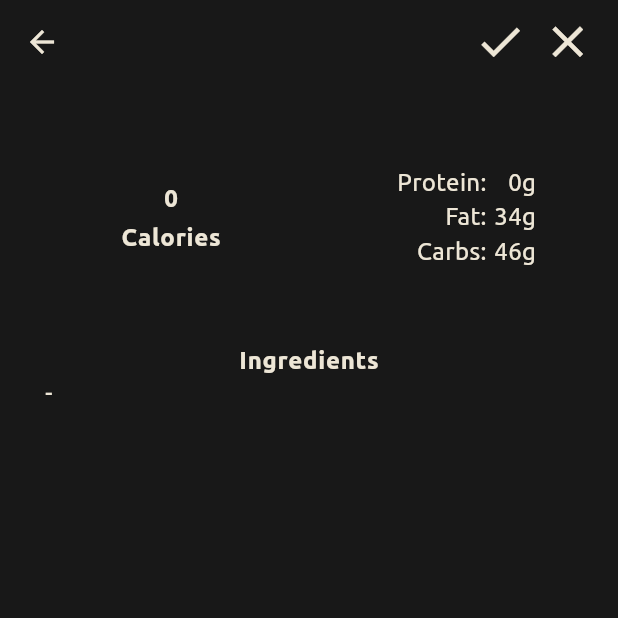
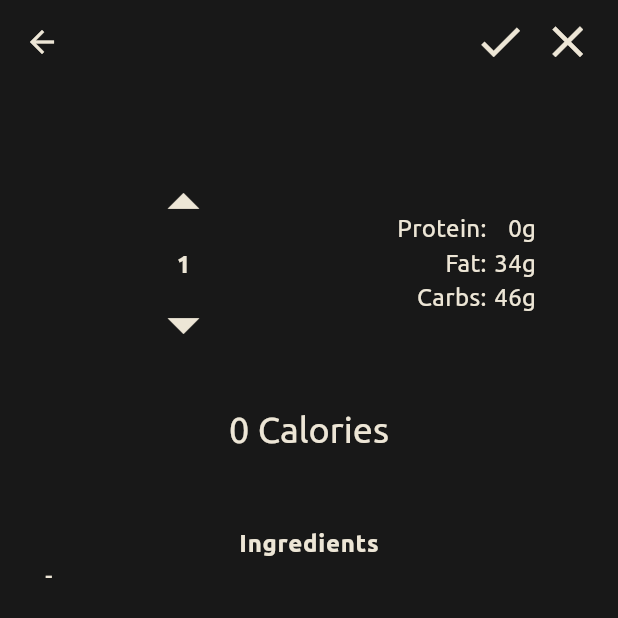
Before and after one commit to Myoro/MyoroFitness, a Flutter app: the FoodInformationScreen screen opened directly with empty values, on a phone screen of 412 x 824 dp, the top half of it. Run offline on Flutter 3.47's test engine with Material 3 defaults, Android fonts, the phone set to English and light mode, and no system bars; our stand-ins replace flutter_bloc, sqflite, sqflite_common_ffi; missing offline and left inert: qr_code_scanner, window_manager; accounts and stored records are empty; project files that could hold a hidden picture were left out.

```diff
--- a/myoro_fitness/lib/screens/food_information_screen.dart
+++ b/myoro_fitness/lib/screens/food_information_screen.dart
@@ -2,24 +2,34 @@ import "package:flutter/material.dart";
 import "package:myoro_fitness/models/food.dart";
 import "package:myoro_fitness/widgets/top_bars/food_information_screen_top_bar.dart";
 
-class FoodInformationScreen extends StatelessWidget {
+class FoodInformationScreen extends StatefulWidget {
   final Food food;
 
   const FoodInformationScreen({ super.key, required this.food });
+
+  @override
+  State<FoodInformationScreen> createState() => _FoodInformationScreenState();
+}
+
+class _FoodInformationScreenState extends State<FoodInformationScreen> {
+  final ValueNotifier _serving = ValueNotifier<int>(1);
 
   @override
   Widget build(BuildContext context) {
     final ThemeData theme = Theme.of(context);
 
     return Scaffold(
-      appBar: FoodInformationScreenTopBar(food: food),
+      appBar: FoodInformationScreenTopBar(food: widget.food),
       body: SingleChildScrollView(
         child: Padding(
           padding: const EdgeInsets.only(left: 30, right: 30),
-          child: Column(
+          child: ValueListenableBuilder(
+            valueListenable: _serving,
+            builder: (context, value, child) => Column(
               children: [
-              Text(food.name, style: theme.textTheme.labelLarge, textAlign: TextAlign.center),
+                Text(widget.food.name, style: theme.textTheme.labelLarge, textAlign: TextAlign.center),
                 const SizedBox(height: 20),
+                if(widget.food.calories != null)...[
                   Row(
                     children: [
                       Expanded(
@@ -28,15 +38,25 @@ class FoodInformationScreen extends StatelessWidget {
                           children: [
                             Column(
                               children: [
-                            Text(
-                              (food.calories != null) ? food.calories!.value.toString() : "",
+                                InkWell(
+                                  onTap: () => _serving.value = value + 1, // TODO
+                                  radius: 20,
+                                  highlightColor: Colors.transparent,
+                                  child: Icon(Icons.arrow_drop_up, size: 50, color: theme.colorScheme.onPrimary),
+                                ),
+                                Padding(
+                                  padding: const EdgeInsets.only(top: 5, bottom: 5),
+                                  child: Text(
+                                    value.toString(),
                                     style: theme.textTheme.labelMedium
                                   ),
-                            const SizedBox(height: 5),
-                            Text(
-                              (food.calories != null) ? "Calories" : "",
-                              style: theme.textTheme.labelMedium
                                 ),
+                                InkWell(
+                                  onTap: () { if(value > 1) _serving.value = value - 1; }, // TODO
+                                  radius: 20,
+                                  highlightColor: Colors.transparent,
+                                  child: Icon(Icons.arrow_drop_down, size: 50, color: theme.colorScheme.onPrimary),
+                                )
                               ]
                             )
                           ],
@@ -47,6 +67,7 @@ class FoodInformationScreen extends StatelessWidget {
                         child: Column(
                           children: [
                             Row(
+                              mainAxisAlignment: (widget.food.calories != null) ? MainAxisAlignment.start : MainAxisAlignment.center,
                               children: [
                                 Column(
                                   crossAxisAlignment: CrossAxisAlignment.end,
@@ -61,8 +82,8 @@ class FoodInformationScreen extends StatelessWidget {
                                   crossAxisAlignment: CrossAxisAlignment.end,
                                   children: [
                                     Text(
-                                  (food.protein != null)
-                                    ? "${food.protein!.value}${(food.protein!.unit != null) ? food.protein!.unit!.unit : 'g'}"
+                                      (widget.food.protein != null)
+                                        ? "${widget.food.protein!.value}${(widget.food.protein!.unit != null) ? widget.food.protein!.unit!.unit : 'g'}"
                                         : "N/A"
                                       ,
                                       style: theme.textTheme.bodyMedium
@@ -84,19 +105,23 @@ class FoodInformationScreen extends StatelessWidget {
                       )
                     ]
                   ),
+                  const SizedBox(height: 30),
+                  Text("${widget.food.calories!.value.toString()} Calories", style: theme.textTheme.titleLarge)
+                ],
                 const SizedBox(height: 50),
-              if(food.ingredients != null)
+                if(widget.food.ingredients != null)
                   Column(
                     crossAxisAlignment: CrossAxisAlignment.start,
                     children: [
                       Align(alignment: Alignment.center, child: Text("Ingredients", style: theme.textTheme.labelMedium)),
-                    for(final String ingredient in food.ingredients!.ingredients)
+                      for(final String ingredient in widget.food.ingredients!.ingredients)
                         Text("- $ingredient", style: theme.textTheme.bodyMedium)
                     ]
                   )
               ]
             ),
           ),
+        ),
       )
     );
   }
--- a/myoro_fitness/lib/widgets/modals/basic_modal.dart
+++ b/myoro_fitness/lib/widgets/modals/basic_modal.dart
@@ -5,7 +5,7 @@ import "package:myoro_fitness/widgets/buttons/text_hover_button.dart";
 class BasicModal extends StatelessWidget {
   final String title;
   final Widget content;
-  final Function onYes;
+  final Function? onYes;
   final Function? onNo;
   final bool showYes;
   final String noText;
@@ -14,7 +14,7 @@ class BasicModal extends StatelessWidget {
     super.key,
     required this.title,
     required this.content,
-    required this.onYes,
+    this.onYes,
     this.onNo,
     this.showYes = true,
     this.noText = "No",
@@ -57,7 +57,7 @@ class BasicModal extends StatelessWidget {
               if(showYes)
                 TextHoverButton(
                   title: "Yes",
-                  onTap: onYes
+                  onTap: () { if(onYes != null) onYes!(); }
                 ),
               const SizedBox(width: 10),
               TextHoverButton(
--- a/myoro_fitness/pubspec.yaml
+++ b/myoro_fitness/pubspec.yaml
@@ -19,6 +19,7 @@ dependencies:
   path_provider: ^2.1.1
   window_manager: ^0.3.7
   http: ^1.1.2
+  qr_code_scanner: ^1.0.1
 
 dev_dependencies:
   flutter_test:
```
Also changed, not shown: myoro_fitness/lib/screens/barcode_scanner_screen.dart (added, +70 -0 lines), myoro_fitness/lib/widgets/top_bars/food_search_screen_top_bar.dart (+6 -2 lines), myoro_fitness/pubspec.lock, 2 other files. Lines whose indentation alone changed are shown as unchanged.
